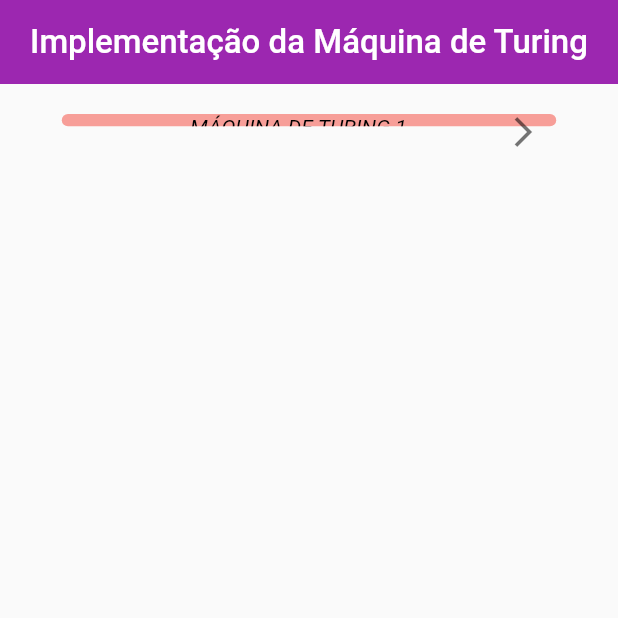
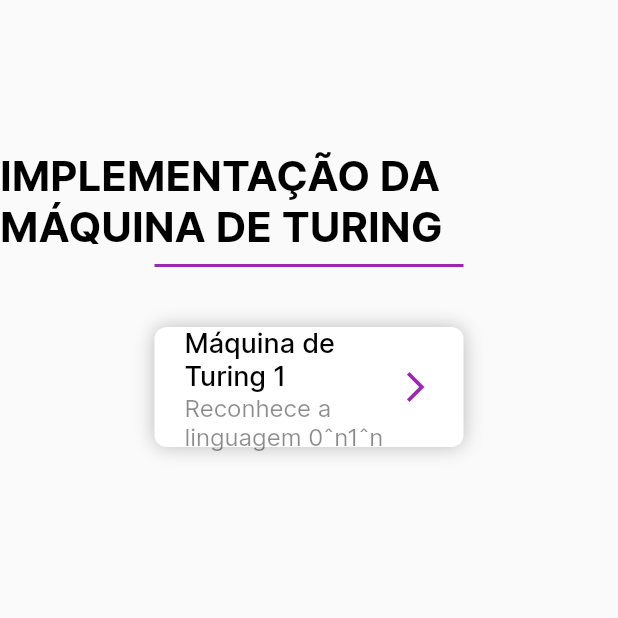
Before and after one commit to Alba-22/turing-machine, a Flutter app: the screen it shows after launch, on a phone screen of 412 x 824 dp, the top half of it. Run offline on Flutter 3.47's test engine with Material 2 defaults, Android fonts, the phone set to English and light mode, and no system bars; our stand-ins replace flutter_svg.

Commit message:
improve styling on ListFilesPage

```diff
--- a/assets/jason.json
+++ /dev/null
@@ -1,19 +0,0 @@
-{
-  "alphabet":["0","1","X","Y","B"],
-  "blank_symbol":"B",
-  "input_symbols":["0","1"],
-  "states":["q0","q1","q2","q3","q4"],
-  "initial_state":"q0",
-  "final_states":["q3"],
-  "transitions":[
-    {"from_state":"q0","read_symbol":"0","write_symbol":"X","move_to":"R","next_state":"q1"},
-    {"from_state":"q0","read_symbol":"B","write_symbol":"B","move_to":"R","next_state":"q3"},
-    {"from_state":"q0","read_symbol":"Y","write_symbol":"Y","move_to":"R","next_state":"q4"},
-    {"from_state":"q1","read_symbol":"0","write_symbol":"0","move_to":"R","next_state":"q1"},
-    {"from_state":"q1","read_symbol":"Y","write_symbol":"Y","move_to":"R","next_state":"q1"},
-    {"from_state":"q1","read_symbol":"1","write_symbol":"Y","move_to":"L","next_state":"q2"},
-    {"from_state":"q2","read_symbol":"0","write_symbol":"0","move_to":"L","next_state":"q2"},
-    {"from_state":"q2","read_symbol":"Y","write_symbol":"Y","move_to":"L","next_state":"q2"},
-    {"from_state":"q2","read_symbol":"X","write_symbol":"X","move_to":"R","next_state":"q0"},
-    {"from_state":"q4","read_symbol":"Y","write_symbol":"Y","move_to":"R","next_state":"q4"},
-    {"from_state":"q4","read_symbol":"B","write_symbol":"B","move_to":"R","next_state":"q3"}]}
--- a/assets/turing_machines.json
+++ b/assets/jsons/turing_machines.json
@@ -1,5 +1,7 @@
 [
   {
+    "name": "Máquina de Turing 1",
+    "description": "Reconhece a linguagem 0ˆn1ˆn",
     "states": ["q0", "q1", "q2", "q3", "q4"],
     "alphabet": ["0", "1"],
     "tapeSymbols": ["X", "Y"],
--- /dev/null
+++ b/lib/components/home_header.dart
@@ -0,0 +1,30 @@
+import 'package:flutter/material.dart';
+
+class HomeHeader extends StatelessWidget {
+  const HomeHeader({
+    Key? key,
+  }) : super(key: key);
+
+  @override
+  Widget build(BuildContext context) {
+    return Column(
+      crossAxisAlignment: CrossAxisAlignment.center,
+      children: [
+        const Text(
+          "IMPLEMENTAÇÃO DA MÁQUINA DE TURING",
+          style: TextStyle(
+            fontSize: 28,
+            fontWeight: FontWeight.bold,
+            color: Colors.black,
+          ),
+        ),
+        const SizedBox(height: 8),
+        Container(
+          height: 2,
+          width: MediaQuery.of(context).size.width * 0.5,
+          color: Colors.purple,
+        )
+      ],
+    );
+  }
+}
--- /dev/null
+++ b/lib/components/machine_list_tile.dart
@@ -0,0 +1,74 @@
+import 'package:flutter/material.dart';
+
+import 'package:turing_machine/models/turing_machine.dart';
+
+class MachineListTile extends StatelessWidget {
+  final VoidCallback onTap;
+  final TuringMachine machine;
+
+  const MachineListTile({
+    Key? key,
+    required this.onTap,
+    required this.machine,
+  }) : super(key: key);
+
+  @override
+  Widget build(BuildContext context) {
+    return Center(
+      child: InkWell(
+        onTap: onTap,
+        child: Container(
+          height: 80,
+          width: MediaQuery.of(context).size.width * 0.5,
+          padding: const EdgeInsets.symmetric(
+            horizontal: 20,
+          ),
+          decoration: BoxDecoration(
+            color: Colors.white,
+            borderRadius: BorderRadius.circular(8),
+            boxShadow: [
+              BoxShadow(
+                offset: const Offset(0, 0),
+                blurRadius: 10,
+                spreadRadius: 0,
+                color: Colors.black.withOpacity(0.25),
+              ),
+            ],
+          ),
+          child: Row(
+            mainAxisAlignment: MainAxisAlignment.spaceBetween,
+            children: [
+              Expanded(
+                child: Column(
+                  crossAxisAlignment: CrossAxisAlignment.start,
+                  mainAxisAlignment: MainAxisAlignment.center,
+                  children: [
+                    Text(
+                      machine.name,
+                      style: const TextStyle(
+                        color: Colors.black,
+                        fontWeight: FontWeight.w500,
+                        fontSize: 18,
+                      ),
+                    ),
+                    Text(
+                      machine.description,
+                      style: const TextStyle(
+                        color: Colors.black45,
+                        fontSize: 16,
+                      ),
+                    ),
+                  ],
+                ),
+              ),
+              const Icon(
+                Icons.arrow_forward_ios,
+                color: Colors.purple,
+              ),
+            ],
+          ),
+        ),
+      ),
+    );
+  }
+}
--- a/lib/main.dart
+++ b/lib/main.dart
@@ -16,6 +16,7 @@ class MyApp extends StatelessWidget {
       debugShowCheckedModeBanner: false,
       theme: ThemeData(
         primarySwatch: Colors.purple,
+        fontFamily: "Inter",
       ),
       home: const ListFilesPage(),
     );
--- a/lib/models/turing_machine.dart
+++ b/lib/models/turing_machine.dart
@@ -3,6 +3,8 @@ import 'dart:convert';
 import 'transition_function.dart';
 
 class TuringMachine {
+  final String name;
+  final String description;
   final List<String> states;
   final List<String> alphabet;
   final List<String> tapeSymbols;
@@ -12,6 +14,8 @@ class TuringMachine {
   final List<String> finalStates;
 
   TuringMachine({
+    required this.name,
+    required this.description,
     required this.states,
     required this.alphabet,
     required this.tapeSymbols,
@@ -23,6 +27,8 @@ class TuringMachine {
 
   Map<String, dynamic> toMap() {
     return {
+      'name': name,
+      'description': description,
       'states': states,
       'alphabet': alphabet,
       'tapeSymbols': tapeSymbols,
@@ -35,6 +41,8 @@ class TuringMachine {
 
   factory TuringMachine.fromMap(Map<String, dynamic> map) {
     return TuringMachine(
+      name: map['name'] ?? '',
+      description: map['description'] ?? '',
       states: List<String>.from(map['states']),
       alphabet: List<String>.from(map['alphabet']),
       tapeSymbols: List<String>.from(map['tapeSymbols']),
--- a/lib/pages/list_files/list_files_page.dart
+++ b/lib/pages/list_files/list_files_page.dart
@@ -1,8 +1,12 @@
 import 'dart:convert';
 
 import 'package:flutter/material.dart';
+import 'package:flutter_svg/svg.dart';
 import 'package:turing_machine/models/turing_machine.dart';
 import 'package:turing_machine/pages/enter_string/enter_string_page.dart';
+
+import '../../components/home_header.dart';
+import '../../components/machine_list_tile.dart';
 
 class ListFilesPage extends StatefulWidget {
   const ListFilesPage({Key? key}) : super(key: key);
@@ -14,14 +18,12 @@ class ListFilesPage extends StatefulWidget {
 class _ListFilesPageState extends State<ListFilesPage> {
   Future<List<TuringMachine>> _loadTuringMachines() async {
     try {
-      final result = await DefaultAssetBundle.of(context).loadString("assets/turing_machines.json");
+      final result = await DefaultAssetBundle.of(context).loadString("assets/jsons/turing_machines.json");
       final List decodedMachines = jsonDecode(result);
       return decodedMachines.map((e) {
         return TuringMachine.fromMap(e);
       }).toList();
-    } catch (e, stacktrace) {
-      print(stacktrace);
-      print(e);
+    } catch (e) {
       return [];
     }
   }
@@ -29,73 +31,36 @@ class _ListFilesPageState extends State<ListFilesPage> {
   @override
   Widget build(BuildContext context) {
     return Scaffold(
-      appBar: AppBar(
-        title: const Text(
-          "Implementação da Máquina de Turing",
-          style: TextStyle(
-            color: Colors.white,
-            fontSize: 22,
-          ),
-        ),
-        elevation: 0,
-        centerTitle: true,
-      ),
-      body: FutureBuilder(
+      body: SizedBox(
+        width: MediaQuery.of(context).size.width,
+        child: Column(
+          children: [
+            const SizedBox(height: 100),
+            const HomeHeader(),
+            Expanded(
+              child: FutureBuilder(
                 future: _loadTuringMachines(),
                 builder: (context, AsyncSnapshot<List<TuringMachine>> snapshot) {
                   if (snapshot.connectionState == ConnectionState.waiting) {
                     return const Center(child: CircularProgressIndicator());
                   } else if (snapshot.hasData && snapshot.data != null) {
                     return ListView.separated(
-              padding: const EdgeInsets.only(top: 20),
+                      padding: const EdgeInsets.only(top: 40),
                       itemCount: snapshot.data!.length,
                       itemBuilder: (context, index) {
-                return GestureDetector(
+                        final TuringMachine machine = snapshot.data![index];
+                        return MachineListTile(
+                          machine: machine,
                           onTap: () {
                             Navigator.push(
                               context,
                               MaterialPageRoute(
                                 builder: (context) => EnterStringPage(
-                          selectedTuringMachine: snapshot.data![index],
+                                  selectedTuringMachine: machine,
                                 ),
                               ),
                             );
                           },
-                  child: Center(
-                    child: Container(
-                      alignment: Alignment.center,
-                      decoration: BoxDecoration(
-                        color: Colors.red.withOpacity(0.5),
-                        borderRadius: BorderRadius.circular(5),
-                      ),
-                      padding: const EdgeInsets.only(
-                        left: 20,
-                        right: 10,
-                      ),
-                      height: MediaQuery.of(context).size.width * 0.02,
-                      width: MediaQuery.of(context).size.width * 0.8,
-                      child: Row(
-                        mainAxisAlignment: MainAxisAlignment.spaceBetween,
-                        children: [
-                          Expanded(
-                            child: Align(
-                              child: Text(
-                                "MÁQUINA DE TURING ${index + 1}",
-                                style: const TextStyle(
-                                  fontStyle: FontStyle.italic,
-                                  color: Colors.black,
-                                ),
-                              ),
-                            ),
-                          ),
-                          const Icon(
-                            Icons.arrow_forward_ios,
-                            color: Colors.black54,
-                          ),
-                        ],
-                      ),
-                    ),
-                  ),
                         );
                       },
                       separatorBuilder: (context, index) {
@@ -104,8 +69,29 @@ class _ListFilesPageState extends State<ListFilesPage> {
                     );
                   }
 
-          return const Text("DEU RUIM");
+                  return Column(
+                    mainAxisAlignment: MainAxisAlignment.center,
+                    children: [
+                      SvgPicture.asset(
+                        "assets/images/error.svg",
+                        height: 300,
+                      ),
+                      const SizedBox(height: 40),
+                      const Text(
+                        "Ocorreu um erro ao listar\nas Máquinas de Turing",
+                        textAlign: TextAlign.center,
+                        style: TextStyle(
+                          fontSize: 20,
+                          color: Colors.black45,
+                        ),
+                      ),
+                    ],
+                  );
                 },
+              ),
+            ),
+          ],
+        ),
       ),
     );
   }
```
Also changed, not shown: pubspec.yaml (+13 -2 lines), assets/fonts/Inter-Bold.ttf (added), assets/fonts/Inter-Medium.ttf (added), assets/fonts/Inter-Regular.ttf (added), assets/images/error.svg (added), pubspec.lock, 9 other files. Lines whose indentation alone changed are shown as unchanged.
